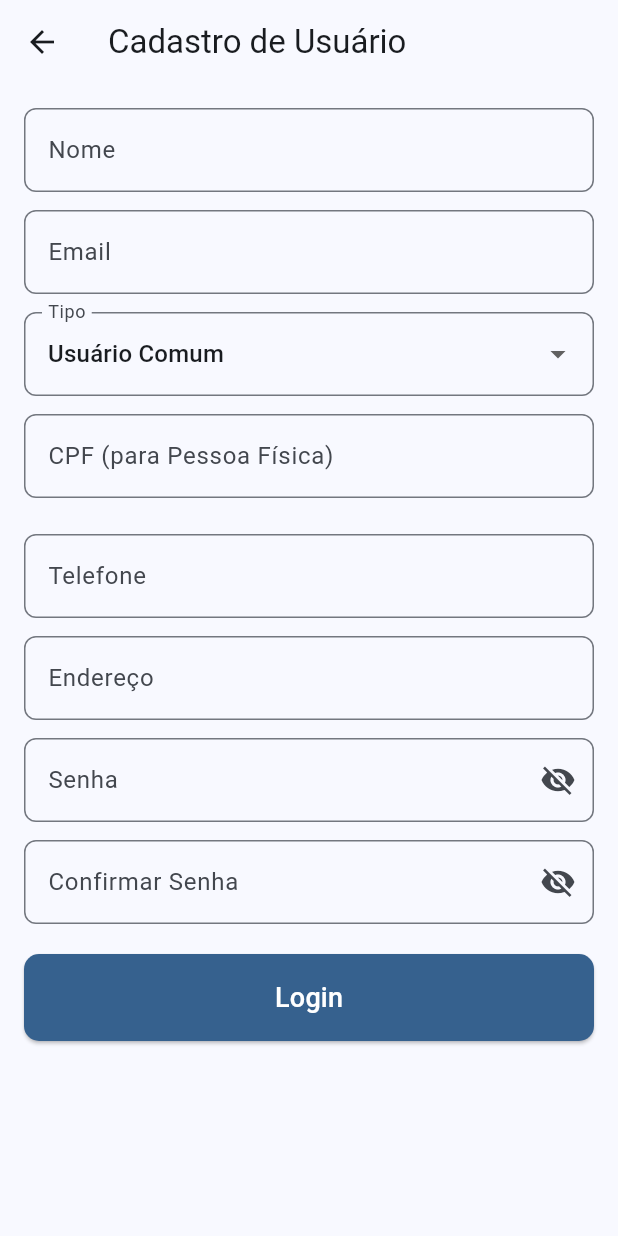
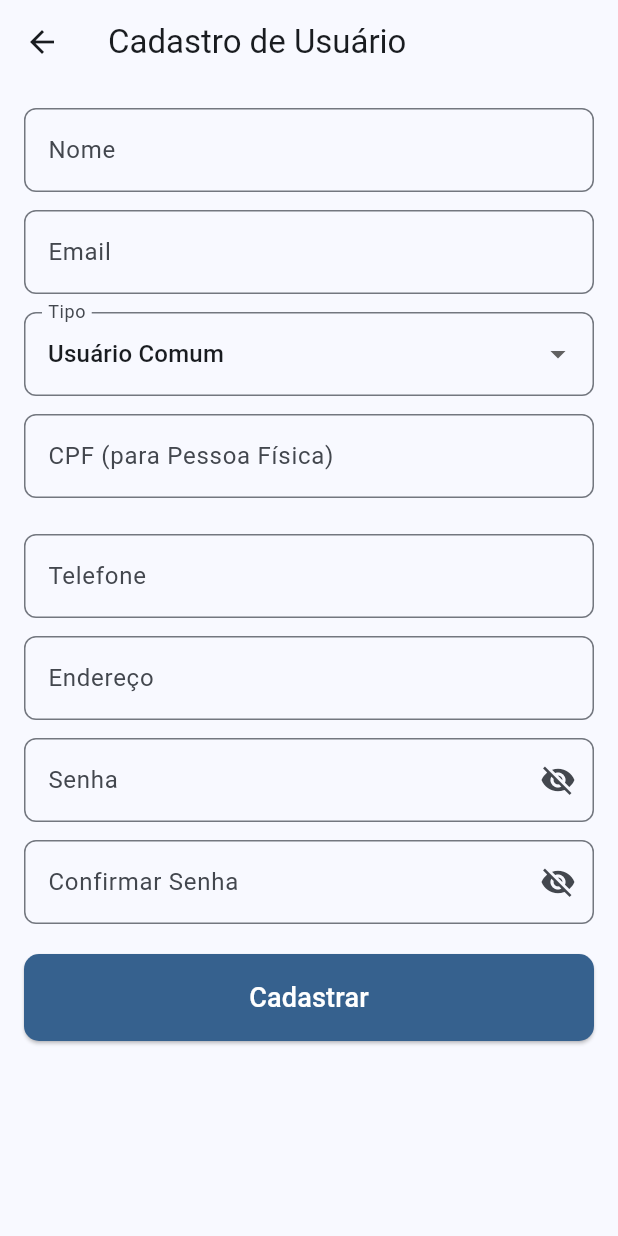
Before and after one commit to ViniciusDevelopment/Projeto_de_sistemas-2024.1, a Flutter app: the SignUpPage screen opened directly, on a phone screen of 412 x 824 dp. Run offline on Flutter 3.47's test engine with Material 2 defaults, Android fonts, the phone set to English and light mode, and no system bars; missing offline and left inert: postgres.

Commit message:
flutter 2

```diff
--- a/aplicacaoflutter/lib/Pages/SignUpPage.dart
+++ b/aplicacaoflutter/lib/Pages/SignUpPage.dart
@@ -287,7 +287,7 @@ class _SignUpPageState extends State<SignUpPage> {
                     ),
                   ),
                   child: const Text(
-                    'Login',
+                    'Cadastrar',
                     style: TextStyle(
                       color: Colors.white,
                       fontSize: 18,
```
